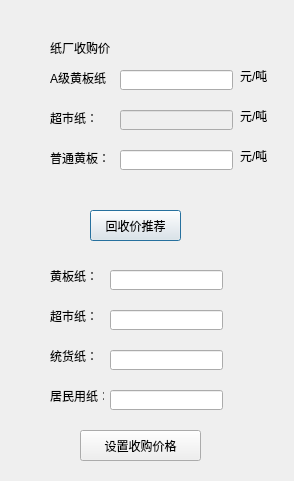
First picture: the form in pricesetdialog.ui, repository ljhuan/WasteRecycle, before the edit.
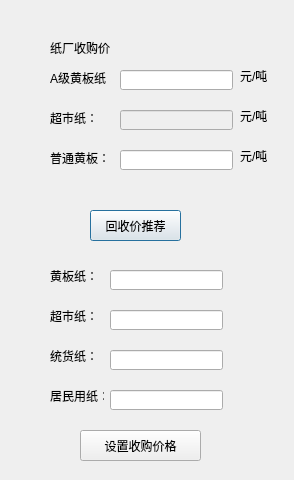
Second picture: the form after the edit.

What changed in the file:
```diff
--- a/pricesetdialog.ui
+++ b/pricesetdialog.ui
@@ -7,7 +7,7 @@
     <x>0</x>
     <y>0</y>
     <width>294</width>
-    <height>481</height>
+    <height>480</height>
    </rect>
   </property>
   <property name="windowTitle">
```
